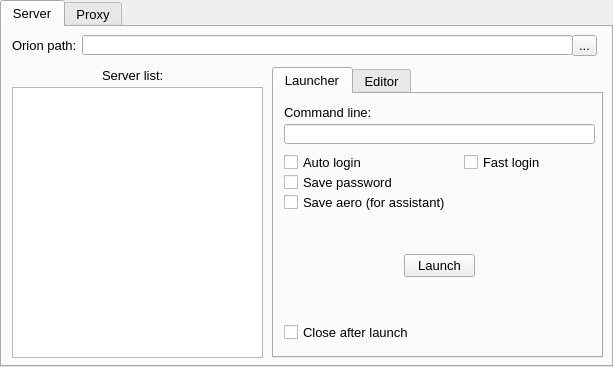
Before: the Qt Designer form orionlauncherwindow.ui in Hotride/OrionLauncher, drawn with Qt 5.
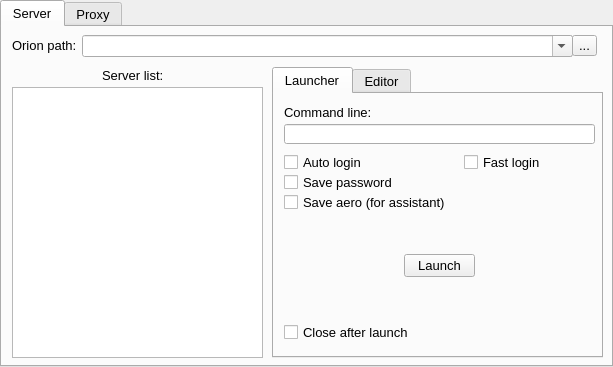
After: the same form once the commit is applied.

```diff
--- a/orionlauncherwindow.ui
+++ b/orionlauncherwindow.ui
@@ -417,16 +417,6 @@
          <string>Orion path:</string>
         </property>
        </widget>
-       <widget class="QLineEdit" name="le_OrionPath">
-        <property name="geometry">
-         <rect>
-          <x>80</x>
-          <y>8</y>
-          <width>491</width>
-          <height>20</height>
-         </rect>
-        </property>
-       </widget>
        <widget class="QToolButton" name="tb_SetOrionPath">
         <property name="geometry">
          <rect>
@@ -440,6 +430,19 @@
          <string>...</string>
         </property>
        </widget>
+       <widget class="QComboBox" name="cb_OrionPath">
+        <property name="geometry">
+         <rect>
+          <x>80</x>
+          <y>8</y>
+          <width>491</width>
+          <height>22</height>
+         </rect>
+        </property>
+        <property name="editable">
+         <bool>true</bool>
+        </property>
+       </widget>
       </widget>
       <widget class="QWidget" name="tb_Proxy">
        <attribute name="title">
```
Left out of the diff: 3 changed lines with no effect on the pictures.
